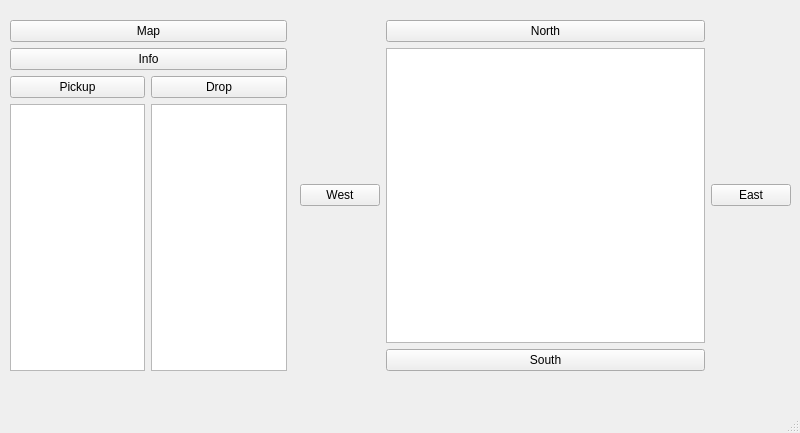
lukeol11/ZorkProject, file Zork/mainwindow.ui: the form before one commit.
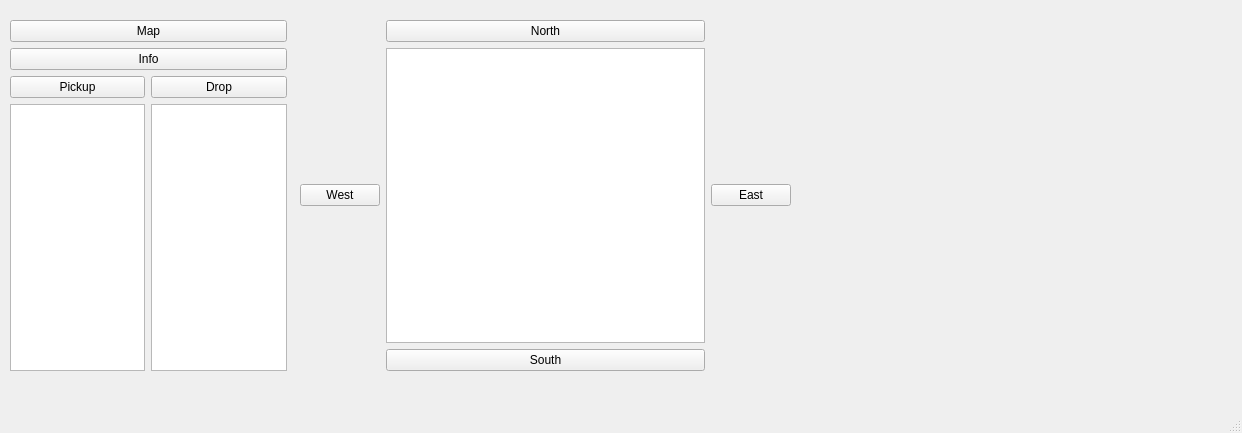
The form after the commit.

```diff
--- a/Zork/mainwindow.ui
+++ b/Zork/mainwindow.ui
@@ -6,7 +6,7 @@
    <rect>
     <x>0</x>
     <y>0</y>
-    <width>800</width>
+    <width>1242</width>
     <height>433</height>
    </rect>
   </property>
```
Left out of the diff: 2 changed lines with no effect on the pictures.
